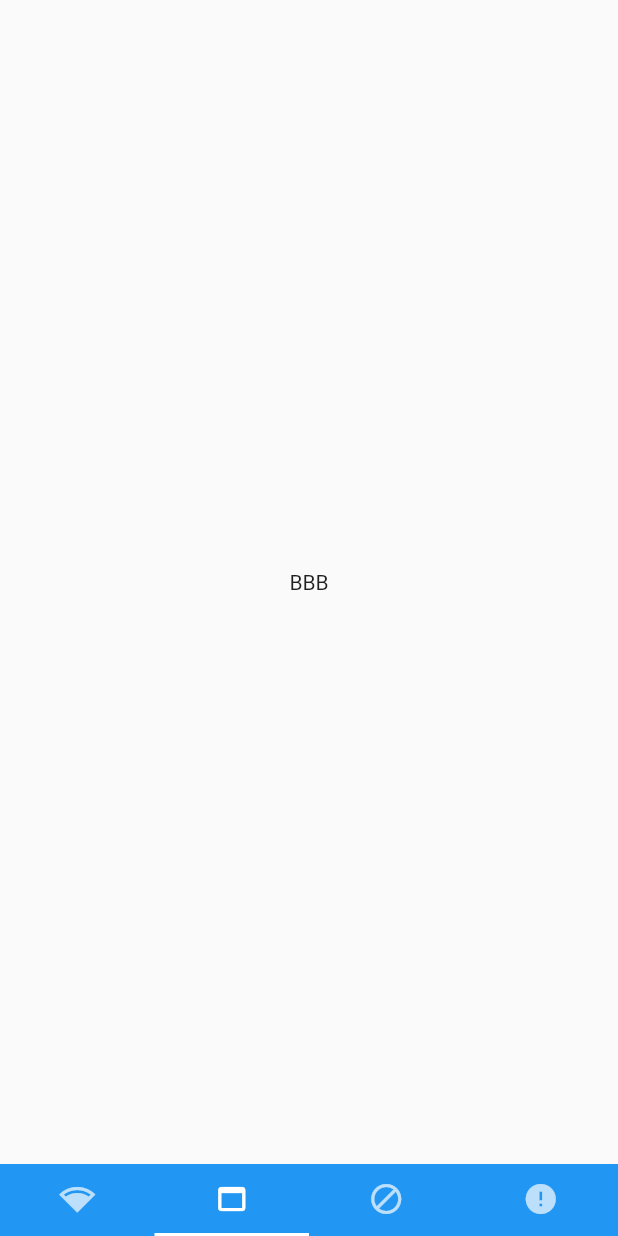
After one commit to karp-hope/flutter-ty-demo, a Flutter app: the screen it shows after launch, item 2 of the bottom bar chosen, on a phone screen of 412 x 824 dp. The commit adds this screen. Run offline on Flutter 3.47's test engine with Material 2 defaults, Android fonts, the phone set to English and light mode, and no system bars.

Commit message:
处理相关的布局方面的内容

```diff
--- /dev/null
+++ b/lib/hopetabs.dart
@@ -0,0 +1,96 @@
+import 'dart:developer' as prefix0;
+import 'dart:math';
+
+import 'package:flutter/cupertino.dart';
+import 'package:flutter/material.dart';
+import 'package:flutter/services.dart';
+import 'package:flutter_ty_demo/tabs/network.dart';
+
+class HopeTabs extends StatefulWidget{
+  @override
+  HopeTabsState createState()  => HopeTabsState();
+}
+
+//SingleTickerProviderStateMixin被TabController用作切换时候的动画，vsync这里需要填入
+class HopeTabsState extends State<HopeTabs> with SingleTickerProviderStateMixin{
+//  tabcontroller用于保持选择的tab和content部分保持同步的处理
+  TabController tabController;
+
+  static const num = 4;
+
+//  只进行一次初始化的操作可以在这里里面进行操作
+  @override
+  void initState() {
+    // TODO: implement initState
+    super.initState();
+//初始化tabController
+    tabController = new TabController(length: num, vsync: this);
+    print('network initState');
+    //debugPrint7用来打印大量的内容.另外在logcat中的log为flutter为tag的，也在那里显示
+    debugPrint('network initState debugPrint');
+  }
+
+//  当state不需要的时候，会被调用，这里执行clean的操作
+  @override
+  void dispose() {
+    // TODO: implement dispose
+    tabController.dispose();
+    print('network dispose');
+    super.dispose();
+  }
+
+
+  @override
+  Widget build(BuildContext context) {
+    // TODO: implement build
+    return Scaffold(
+
+      //      设置tabbar的view的部分的内容,顺序很重要，需要和tab的顺序一样
+//    https://flutter.dev/docs/cookbook/design/tabs文档
+      body: new Container(
+//        SafeArea widget作用是插入足够的padding避免被操作系统侵入
+//      如苹果的刘海屏等，这里是用来当没有appBar的时候，避免我们的tab的内容覆盖到了
+//      statusBar上面的情况的发生。（当有appBar的时候，可以很好的控制statusbar）
+          child: SafeArea(
+            child: new TabBarView(children: [
+              new Network(),
+              new Center(
+                  child: new Text('BBB')
+              ),
+              new Center(
+                  child: new Text('CCC')
+              ),
+              new Center(
+                  child: new Text('DDD')
+              ),
+            ],
+              controller: tabController,
+            ),
+          )
+      ),
+//      设置底部的navigation bar的内容
+      bottomNavigationBar: new Material(
+        //设置材料的颜色
+        color: Colors.blue,
+        //设置tabbar的相关列表
+        child: new TabBar(tabs: <Tab>[
+          new Tab(
+            icon: new Icon(Icons.network_wifi),
+          ),
+          new Tab(
+            icon: new Icon(Icons.web_asset),
+          ),
+          new Tab(
+            icon: new Icon(Icons.block),
+          ),
+          new Tab(
+            icon: new Icon(Icons.error),
+          )
+        ],
+          controller: tabController,
+        ),
+      ),
+    );
+  }
+
+}
--- a/lib/main.dart
+++ b/lib/main.dart
@@ -1,5 +1,8 @@
+import 'dart:io';
+
 import 'package:flutter/material.dart';
-import 'package:flutter_ty_demo/network.dart';
+import 'package:flutter/services.dart';
+import 'package:flutter_ty_demo/hopetabs.dart';
 
 void main() => runApp(MyApp());
 
@@ -24,7 +27,7 @@ class MyApp extends StatelessWidget {
         primarySwatch: Colors.blue,
       ),
 //      home: MyHomePage(title: 'Flutter Demo Home Page'),
-    home: Network(),
+    home: HopeTabs(),
     );
   }
 }
```
Also changed, not shown: lib/network.dart (deleted, +0 -79 lines), lib/tabs/network.dart (added, +29 -0 lines), 3 other files.
